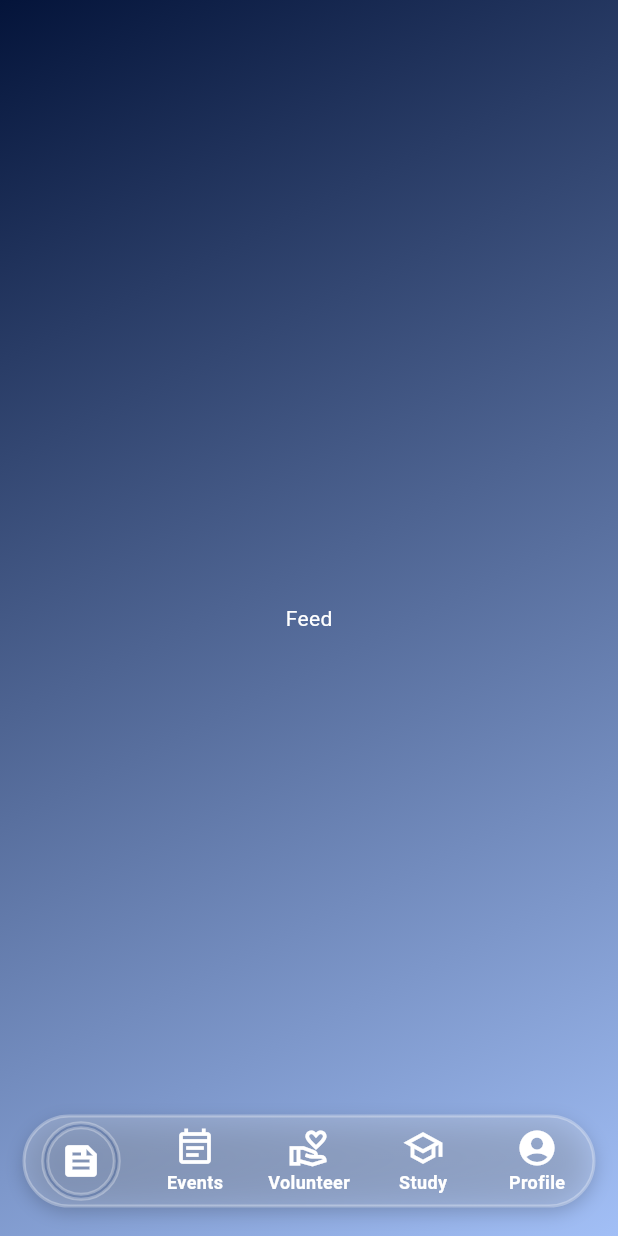
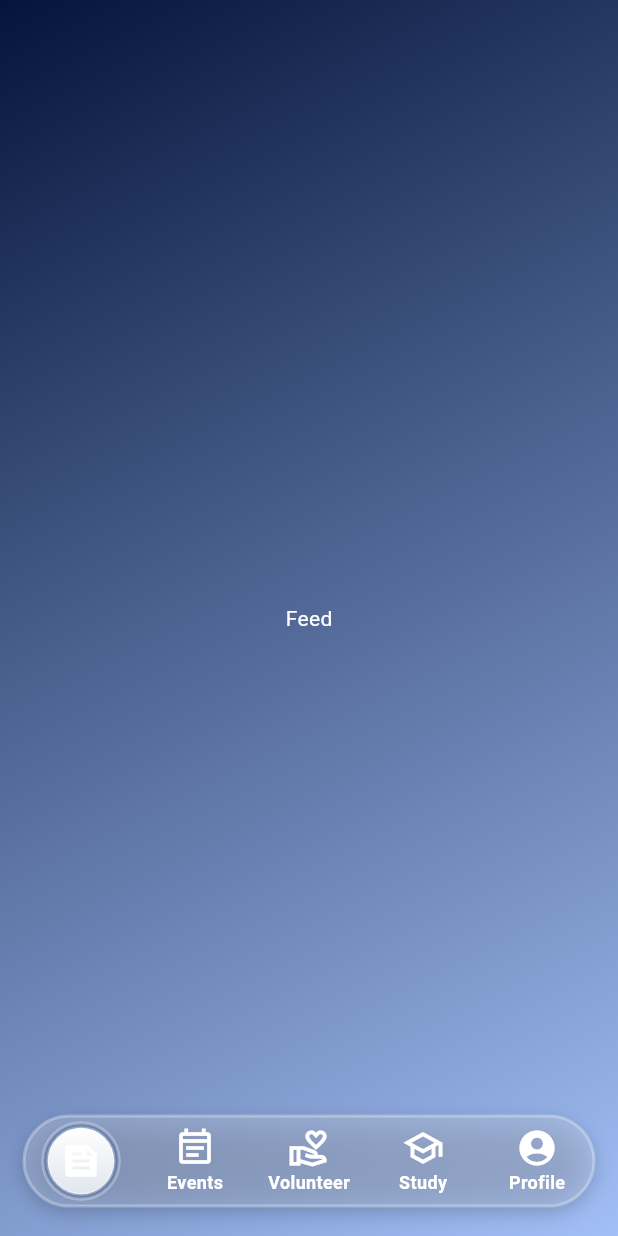
Before and after one commit to KTT-Projects/ocs_app, a Flutter app: the HomePage screen opened directly with empty values, on a phone screen of 412 x 824 dp. Run offline on Flutter 3.47's test engine with Material 3 defaults, Android fonts, the phone set to English and light mode, and no system bars; our stand-ins replace google_fonts, image_picker, shared_preferences; accounts and stored records are empty; network calls fail.

Commit message:
feat: CircleNavBarの円の色をテーマの二次色に変更

```diff
--- a/app/lib/pages/home_page.dart
+++ b/app/lib/pages/home_page.dart
@@ -137,7 +137,7 @@ class _HomePageState extends State<HomePage> {
           ]),
         ],
         color: Theme.of(context).colorScheme.background.withOpacity(0.2),
-        circleColor: Theme.of(context).colorScheme.primary.withOpacity(0.2),
+        circleColor: Theme.of(context).colorScheme.secondary,
         height: 60,
         circleWidth: 37,
         padding: EdgeInsets.only(left: 16, right: 16, bottom: 20),
```
